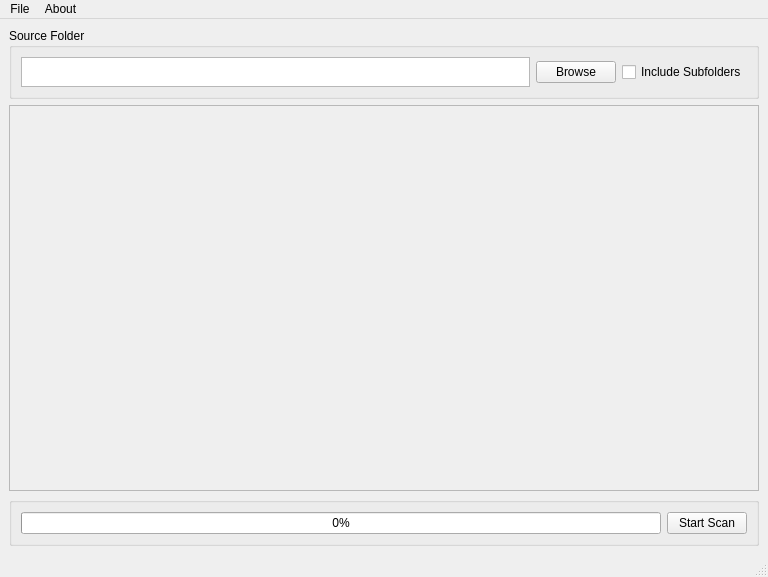
This is photoboss/resources/MainWindow.ui in maximoh-mmo/PhotoBoss as Qt 5 draws it before an edit. The edited form follows.
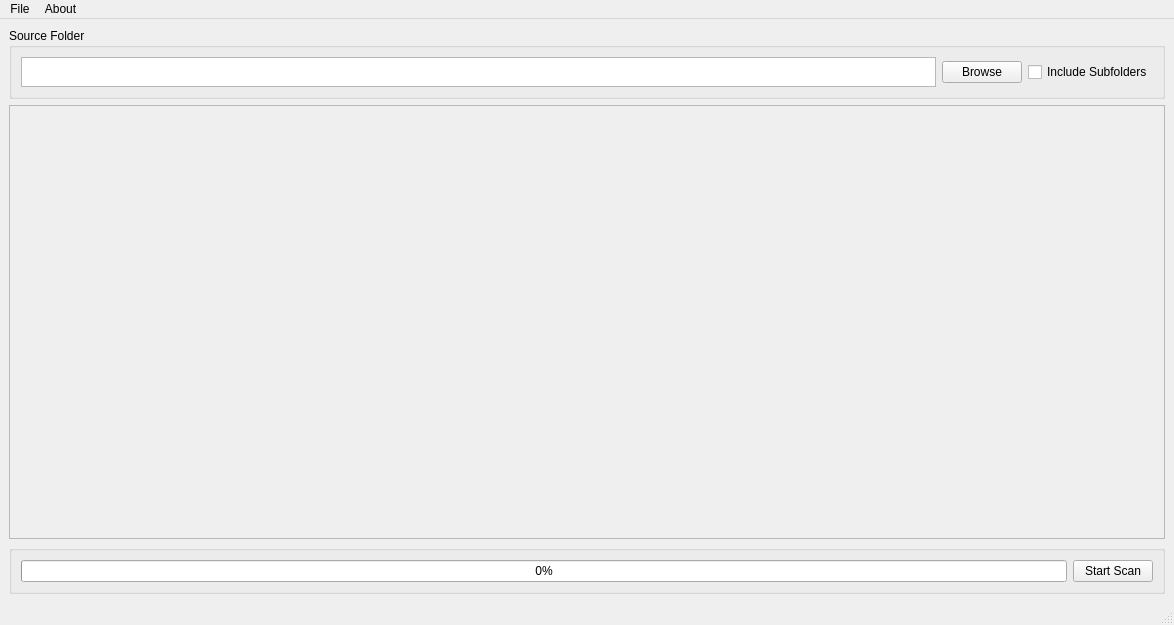
This is the edited form. Icons and pictures are not drawn.

Patch:
```diff
--- a/photoboss/resources/MainWindow.ui
+++ b/photoboss/resources/MainWindow.ui
@@ -6,8 +6,8 @@
    <rect>
     <x>0</x>
     <y>0</y>
-    <width>768</width>
-    <height>577</height>
+    <width>1174</width>
+    <height>625</height>
    </rect>
   </property>
   <property name="windowTitle">
@@ -65,6 +65,21 @@
     </item>
     <item>
      <widget class="QScrollArea" name="body">
+      <property name="sizePolicy">
+       <sizepolicy hsizetype="MinimumExpanding" vsizetype="MinimumExpanding">
+        <horstretch>0</horstretch>
+        <verstretch>0</verstretch>
+       </sizepolicy>
+      </property>
+      <property name="tabletTracking">
+       <bool>false</bool>
+      </property>
+      <property name="focusPolicy">
+       <enum>Qt::FocusPolicy::NoFocus</enum>
+      </property>
+      <property name="sizeAdjustPolicy">
+       <enum>QAbstractScrollArea::SizeAdjustPolicy::AdjustIgnored</enum>
+      </property>
       <property name="widgetResizable">
        <bool>true</bool>
       </property>
@@ -127,7 +142,7 @@
     <rect>
      <x>0</x>
      <y>0</y>
-     <width>768</width>
+     <width>1174</width>
      <height>21</height>
     </rect>
    </property>
```
Left out of the diff: 15 changed lines with no effect on the pictures.
